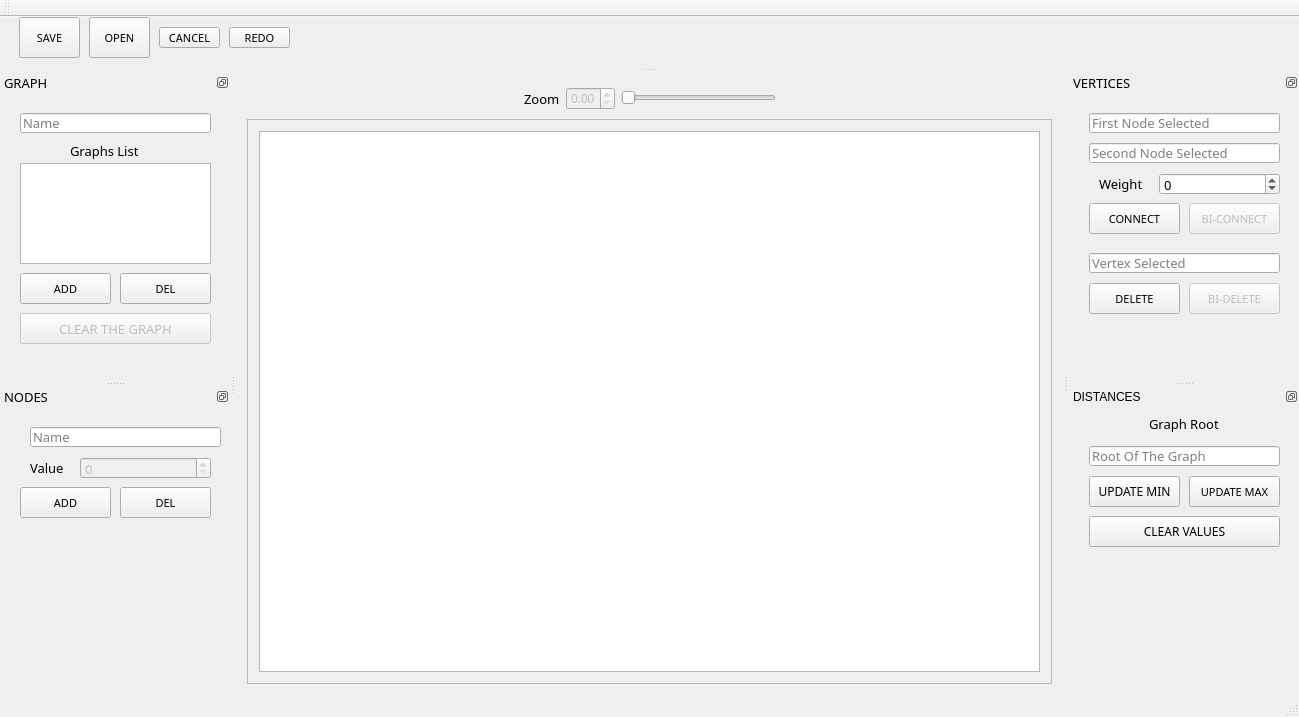
First picture: the form in GraphViewerGUI/GraphViewerGUI.ui, repository The0nlyOne/GraphViewerGUI, before the edit.
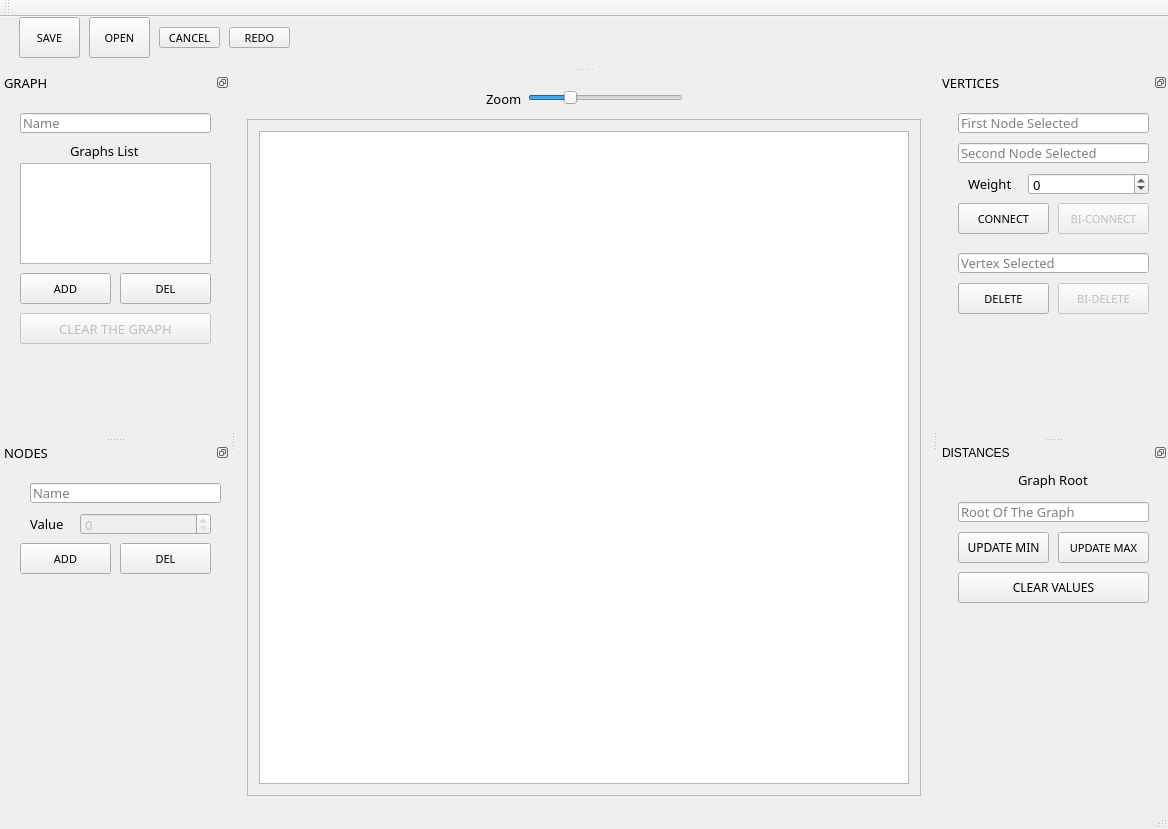
Second picture: the form after the edit.

Commit message: Implemented the zoom method

What changed in the file:
```diff
--- a/GraphViewerGUI/GraphViewerGUI.ui
+++ b/GraphViewerGUI/GraphViewerGUI.ui
@@ -6,8 +6,8 @@
    <rect>
     <x>0</x>
     <y>0</y>
-    <width>1299</width>
-    <height>717</height>
+    <width>1168</width>
+    <height>829</height>
    </rect>
   </property>
   <property name="minimumSize">
@@ -73,29 +73,10 @@
         </property>
        </widget>
       </item>
-      <item>
-       <widget class="QDoubleSpinBox" name="zoomDoubleSpinBox">
-        <property name="enabled">
-         <bool>false</bool>
-        </property>
-        <property name="minimumSize">
-         <size>
-          <width>0</width>
-          <height>20</height>
-         </size>
-        </property>
-        <property name="maximumSize">
-         <size>
-          <width>49</width>
-          <height>16777215</height>
-         </size>
-        </property>
-       </widget>
-      </item>
       <item>
        <widget class="QSlider" name="zoomHSlider">
         <property name="enabled">
-         <bool>false</bool>
+         <bool>true</bool>
         </property>
         <property name="minimumSize">
          <size>
@@ -109,9 +90,30 @@
           <height>16777215</height>
          </size>
         </property>
+        <property name="minimum">
+         <number>0</number>
+        </property>
+        <property name="maximum">
+         <number>200</number>
+        </property>
+        <property name="singleStep">
+         <number>1</number>
+        </property>
+        <property name="value">
+         <number>50</number>
+        </property>
+        <property name="sliderPosition">
+         <number>50</number>
+        </property>
         <property name="orientation">
          <enum>Qt::Horizontal</enum>
         </property>
+        <property name="invertedControls">
+         <bool>false</bool>
+        </property>
+        <property name="tickPosition">
+         <enum>QSlider::NoTicks</enum>
+        </property>
        </widget>
       </item>
       <item>
@@ -148,8 +150,8 @@
         <rect>
          <x>0</x>
          <y>0</y>
-         <width>811</width>
-         <height>553</height>
+         <width>680</width>
+         <height>665</height>
         </rect>
        </property>
        <layout class="QGridLayout" name="gridLayout">
```
Left out of the diff: 2 changed lines with no effect on the pictures. The commit also changes 2 other files.
